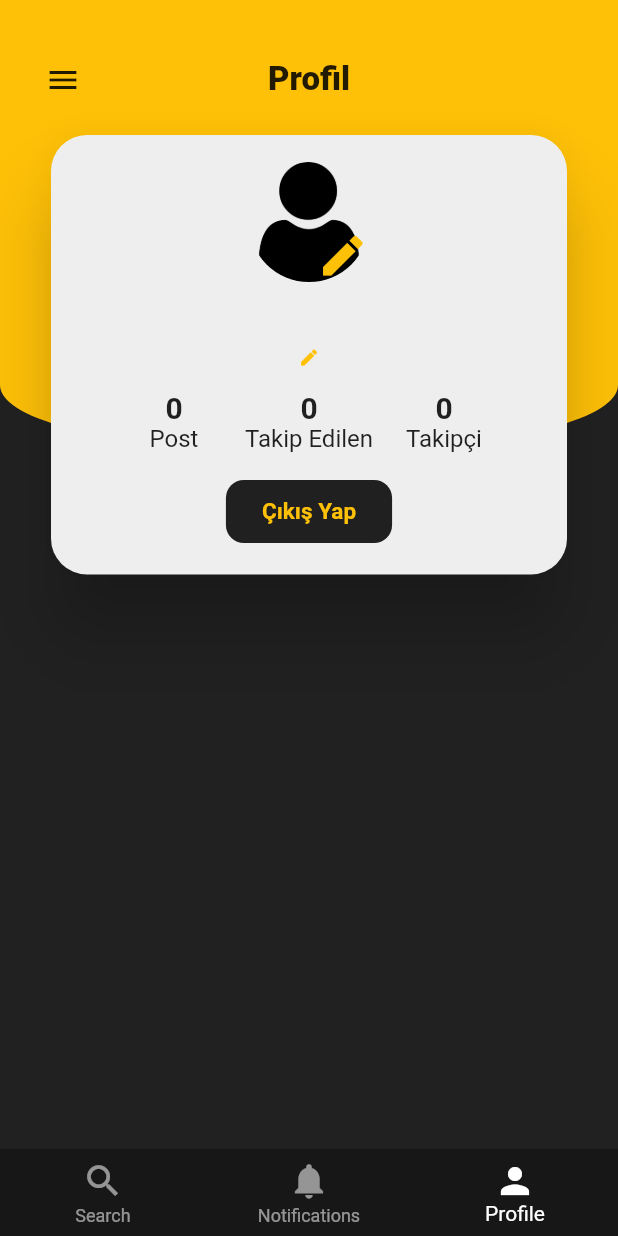
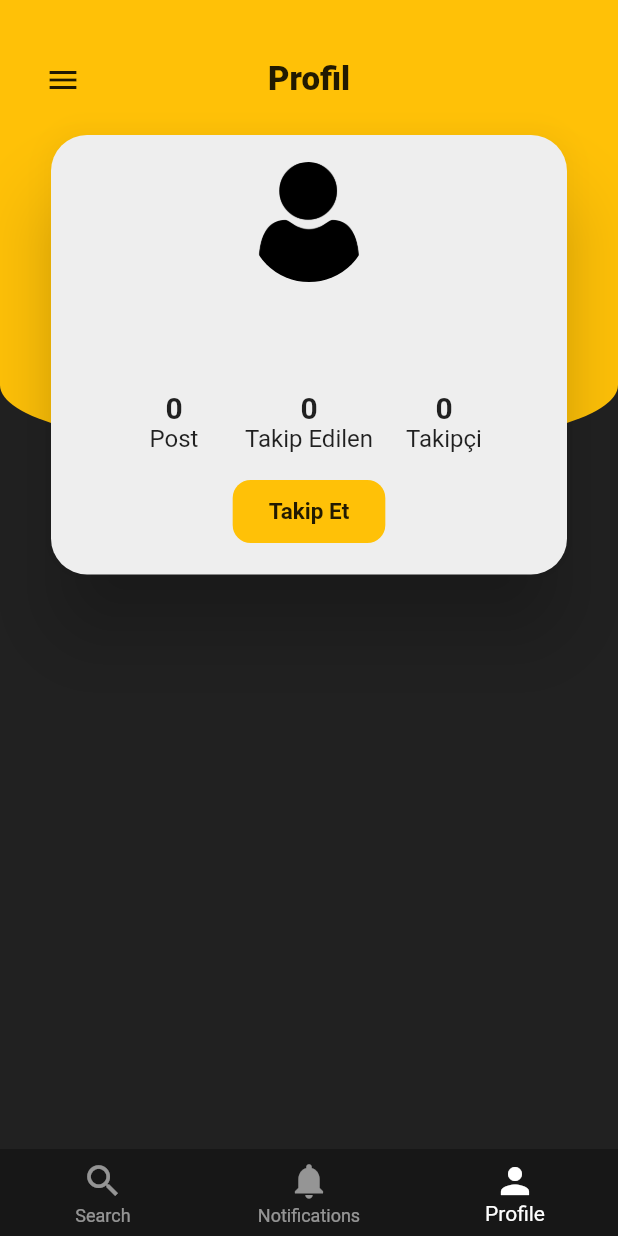
Before and after one commit to oguzhan2142/nasil-bilirdiniz, a Flutter app: the Home screen opened by its route, item 3 of the bottom bar chosen, on a phone screen of 412 x 824 dp. Run offline on Flutter 3.47's test engine with Material 2 defaults, Android fonts, the phone set to English and light mode, and no system bars; our stand-ins replace expandable, firebase_auth, firebase_core, firebase_database, firebase_storage, flutter_slidable and 2 more; accounts and stored records are empty.

Commit message:
profile page auth control

```diff
--- a/lib/Home.dart
+++ b/lib/Home.dart
@@ -49,7 +49,7 @@ class _HomeState extends State<Home> {
     else if (_selectedIndex == 1)
       return NotificationPage();
     else if (_selectedIndex == 2)
-      return Profile(isAuthProfile: true);
+      return Profile(isAuthProfile: false);
     // return PersonProfle();
     else
       return null;
--- a/lib/profile.dart
+++ b/lib/profile.dart
@@ -11,8 +11,8 @@ import 'package:kpss_tercih/firebase/firestore.dart' as store;
 import 'profile_page/post_choise_button.dart';
 
 class Profile extends StatefulWidget {
-  bool isAuthProfile;
-  String deauthProfileId;
+  final bool isAuthProfile;
+  final String deauthProfileId;
 
   Profile({Key key, @required this.isAuthProfile, this.deauthProfileId})
       : super(key: key);
@@ -204,8 +204,10 @@ class _ProfileState extends State<Profile> {
                                         child: profileImage,
                                       ),
                                       Positioned.fill(
-                                        child: Align(
-                                          alignment: Alignment.bottomRight,
+                                        child: widget.isAuthProfile
+                                            ? Align(
+                                                alignment:
+                                                    Alignment.bottomRight,
                                                 child: GestureDetector(
                                                   onTap: () async {
                                                     bool isSuccessfull =
@@ -226,8 +228,9 @@ class _ProfileState extends State<Profile> {
                                                     size: 35,
                                                   ),
                                                 ),
-                                        ),
-                                      ),
+                                              )
+                                            : Container(),
+                                      )
                                     ],
                                   ),
                                   SizedBox(height: 10),
@@ -240,8 +243,10 @@ class _ProfileState extends State<Profile> {
                                   ),
                                   SizedBox(height: 10),
                                   Container(
-                                    margin: EdgeInsets.symmetric(horizontal: 20),
-                                    child: isEditingDescText
+                                    margin:
+                                        EdgeInsets.symmetric(horizontal: 50),
+                                    child: isEditingDescText &&
+                                            widget.isAuthProfile
                                         ? Column(
                                             children: [
                                               Row(
@@ -305,10 +310,12 @@ class _ProfileState extends State<Profile> {
                                                     color: Colors.black,
                                                   ),
                                                 ),
-                                                WidgetSpan(
+                                                widget.isAuthProfile
+                                                    ? WidgetSpan(
                                                         child: GestureDetector(
                                                           onTap: () {
-                                                      setEditingMode(true);
+                                                            setEditingMode(
+                                                                true);
                                                           },
                                                           child: Icon(
                                                             Icons.edit,
@@ -316,7 +323,9 @@ class _ProfileState extends State<Profile> {
                                                             color: Colors.amber,
                                                           ),
                                                         ),
-                                                ),
+                                                      )
+                                                    : WidgetSpan(
+                                                        child: Container())
                                               ],
                                             ),
                                           ),
```
Lines whose indentation alone changed are shown as unchanged.
